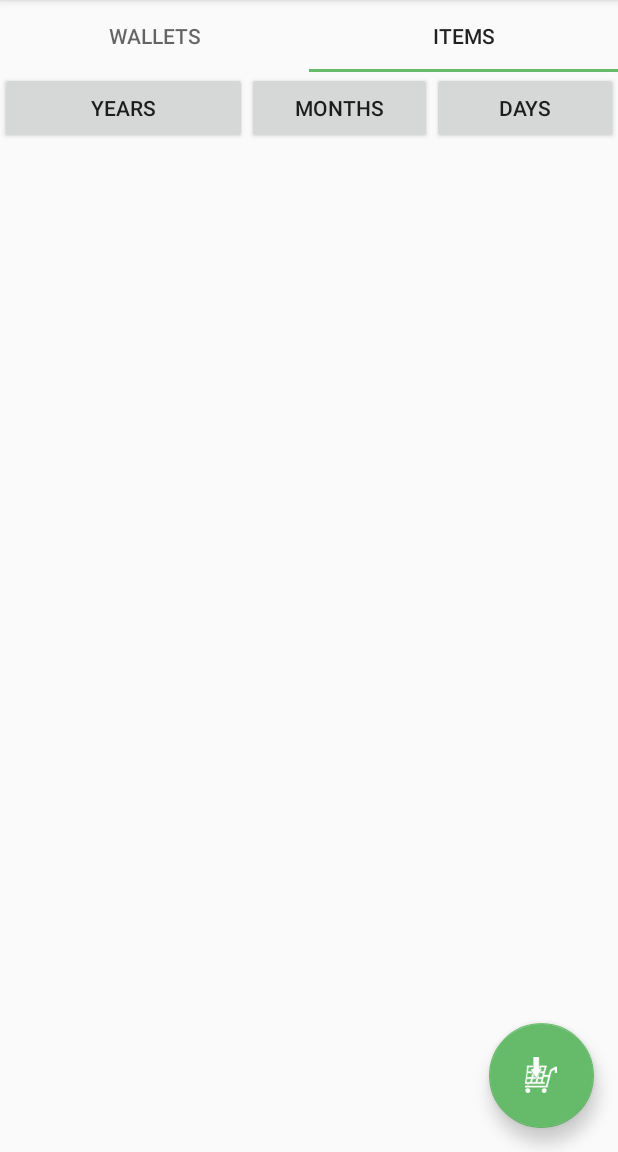
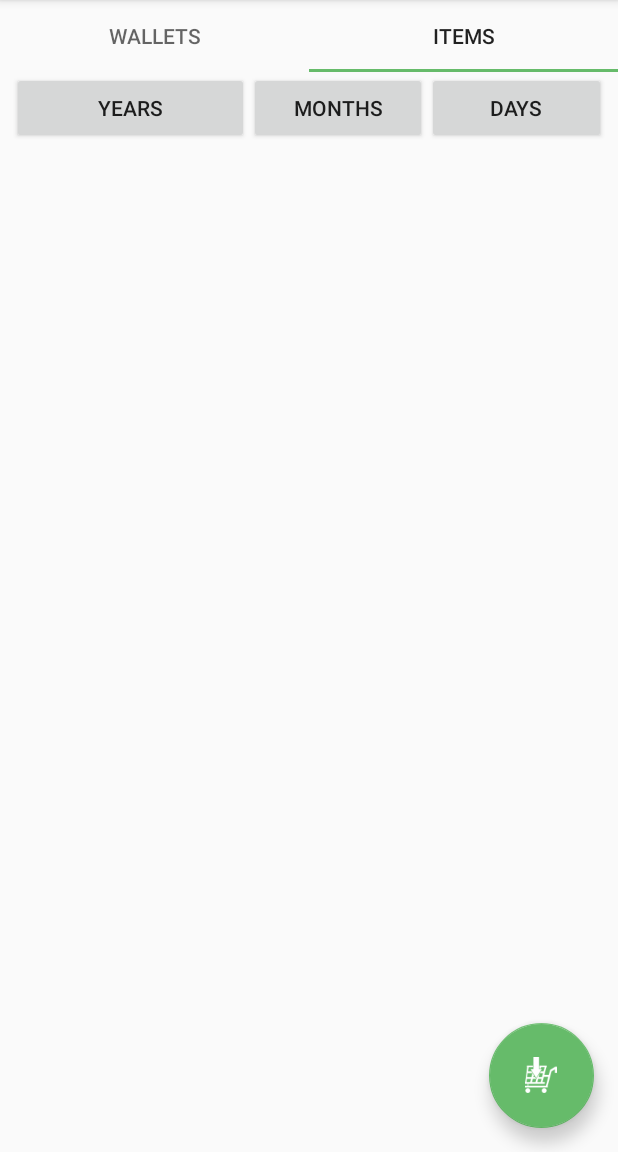
Before and after one commit to tarekMohamedIT/MoneyAssistant, an Android app: the screen it shows after launch (MainActivity), tab 2 chosen, on a phone screen of 412 x 824 dp, the part 84-1236 px from its top. Run offline under Robolectric (Android 15) with nearby library versions, the phone set to English and light mode, and no system bars; libraries missing offline, so code that uses them is left out: com.r3tr0.graphengine; 4 statements that could not run were skipped.

Commit message:
Modified the wallets and the items adapters.

```diff
--- a/app/src/main/java/com/r3tr0/moneyassistant/ui/fragments/ItemsFragment.java
+++ b/app/src/main/java/com/r3tr0/moneyassistant/ui/fragments/ItemsFragment.java
@@ -61,16 +61,6 @@ public class ItemsFragment extends Fragment implements View.OnClickListener {
         menu = new PopupMenu(getContext(), null);
 
         model = (ItemsDatabaseModel) ((MainActivity) getActivity()).getDatabaseManager().getModelByClass(ItemsDatabaseModel.class);
-        task = new GetAllItemsTask(model);
-
-        task.setOnProcessingEndListener(new OnProcessingEndListener<List<Item>>() {
-            @Override
-            public void onProcessingEnd(List<Item> items) {
-                adapter.getItems().clear();
-                adapter.getItems().addAll(items);
-                adapter.notifyDataSetChanged();
-            }
-        });
 
         yearsButton.setOnClickListener(this);
         monthsButton.setOnClickListener(this);
@@ -140,7 +130,18 @@ public class ItemsFragment extends Fragment implements View.OnClickListener {
     public void onResume() {
         super.onResume();
         if (task != null)
-            task.execute();
+            task.cancel(true);
+
+        task = new GetAllItemsTask(model);
+        task.setOnProcessingEndListener(new OnProcessingEndListener<List<Item>>() {
+            @Override
+            public void onProcessingEnd(List<Item> items) {
+                adapter.getItems().clear();
+                adapter.getItems().addAll(items);
+                adapter.notifyDataSetChanged();
+            }
+        });
+        task.execute();
     }
 
     @Override
--- a/app/src/main/java/com/r3tr0/moneyassistant/ui/fragments/WalletFragment.java
+++ b/app/src/main/java/com/r3tr0/moneyassistant/ui/fragments/WalletFragment.java
@@ -3,6 +3,8 @@ package com.r3tr0.moneyassistant.ui.fragments;
 
 import android.os.Bundle;
 import android.support.v4.app.Fragment;
+import android.support.v7.widget.DividerItemDecoration;
+import android.support.v7.widget.GridLayoutManager;
 import android.support.v7.widget.LinearLayoutManager;
 import android.support.v7.widget.RecyclerView;
 import android.view.LayoutInflater;
@@ -47,12 +49,16 @@ public class WalletFragment extends Fragment {
         recyclerView = view.findViewById(R.id.mainRecyclerView);
 
 
-        LinearLayoutManager manager = new LinearLayoutManager(this.getContext(), LinearLayoutManager.VERTICAL, false);
+        GridLayoutManager manager = new GridLayoutManager(this.getContext(), 2, LinearLayoutManager.VERTICAL, false);
 
         adapter = new WalletRecyclerAdapter(this.getContext());
 
         recyclerView.setLayoutManager(manager);
         recyclerView.setAdapter(adapter);
+
+        DividerItemDecoration dividerItemDecoration = new DividerItemDecoration(recyclerView.getContext(),
+                DividerItemDecoration.HORIZONTAL);
+        recyclerView.addItemDecoration(dividerItemDecoration);
 
         model = (WalletsDatabaseModel) ((MainActivity) getActivity()).getDatabaseManager().getModelByClass(WalletsDatabaseModel.class);
         task = new GetAllWalletsTask(model);
@@ -73,6 +79,13 @@ public class WalletFragment extends Fragment {
     @Override
     public void onResume() {
         super.onResume();
+        task = new GetAllWalletsTask(model);
+        task.setOnProcessingEndListener(new OnProcessingEndListener<List<Wallet>>() {
+            @Override
+            public void onProcessingEnd(List<Wallet> wallets) {
+                adapter.replaceItems(wallets);
+            }
+        });
         task.execute();
     }
 
@@ -80,5 +93,6 @@ public class WalletFragment extends Fragment {
     public void onPause() {
         super.onPause();
         task.cancel(true);
+        task = null;
     }
 }
--- a/app/src/main/res/layout/activity_main.xml
+++ b/app/src/main/res/layout/activity_main.xml
@@ -32,7 +32,9 @@
         android:id="@+id/mainPager"
         android:layout_width="match_parent"
         android:layout_height="match_parent"
-        android:layout_below="@id/mainTabLayout">
+        android:layout_below="@id/mainTabLayout"
+        android:layout_marginLeft="8dp"
+        android:layout_marginRight="8dp">
 
     </android.support.v4.view.ViewPager>
 
--- a/app/src/main/res/values/dimens.xml
+++ b/app/src/main/res/values/dimens.xml
@@ -1,8 +1,9 @@
 <?xml version="1.0" encoding="utf-8"?>
 <resources xmlns:tools="http://schemas.android.com/tools">
-    <dimen name="circular_progress_height">120dp</dimen>
-    <dimen name="circular_Progress_bar_width">25dp</dimen>
+    <dimen name="circular_progress_height">80dp</dimen>
+    <dimen name="circular_Progress_bar_width">16dp</dimen>
     <dimen name="normal_text_size">22sp</dimen>
     <dimen name="design_fab_size_mini" tools:override="true">80dp</dimen>
     <dimen name="design_fab_content_size" tools:override="true">60dp</dimen>
+    <dimen name="items_offset">8dp</dimen>
 </resources>
```
Also changed, not shown: app/src/main/java/com/r3tr0/moneyassistant/ui/adapters/WalletRecyclerAdapter.java (+5 -2 lines), app/src/main/java/com/r3tr0/moneyassistant/utils/recycler_decoration/ItemOffsetDecoration.java (added, +28 -0 lines), app/src/main/res/layout/view_main_item.xml (+4 -5 lines), app/src/main/res/layout/view_main_pie.xml (+57 -25 lines).
